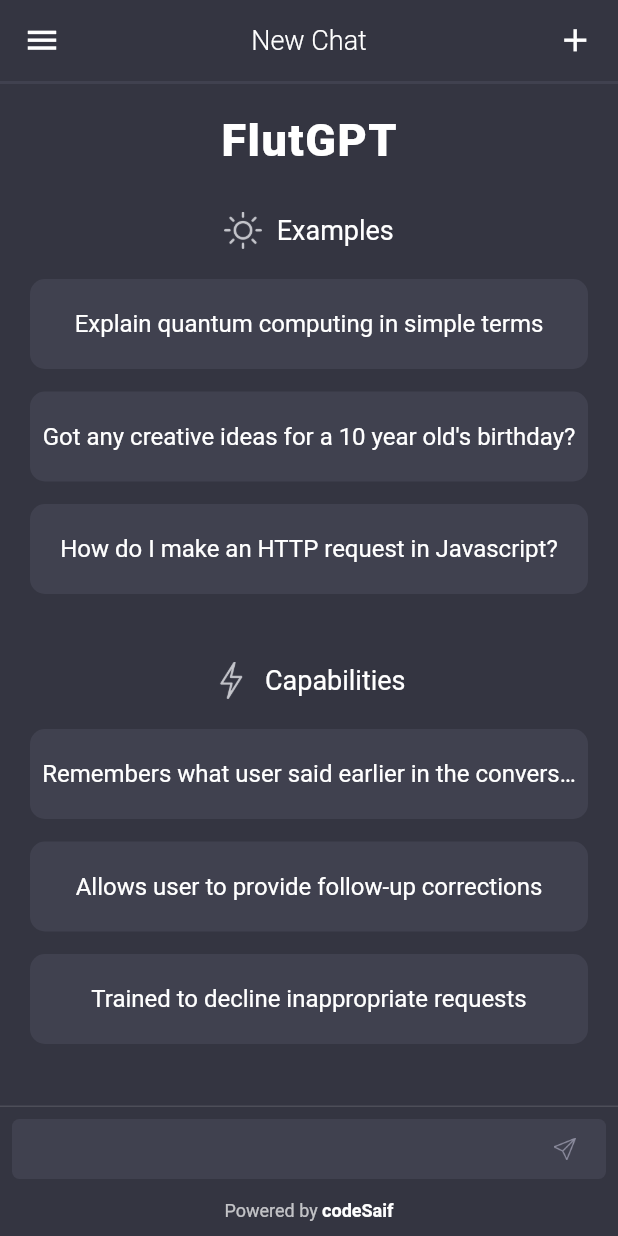
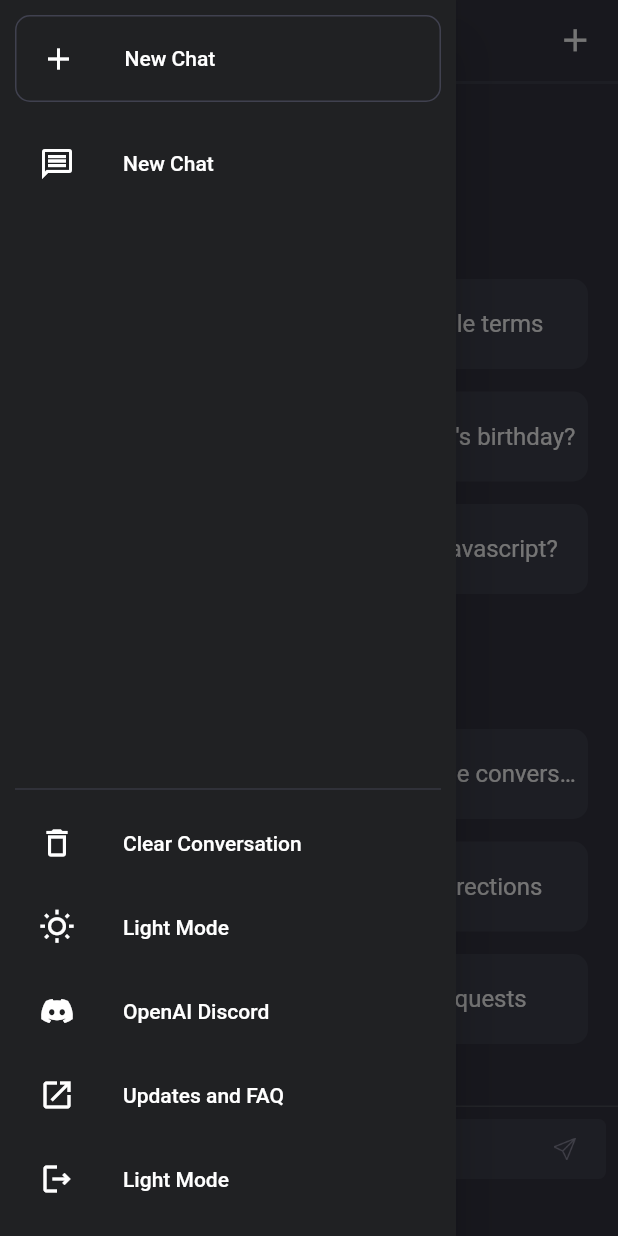
Before and after one commit to beSaif/FlutGPT, a Flutter app: the screen it shows after launch, with the side drawer open (before the commit the screen has no drawer), on a phone screen of 412 x 824 dp. Run offline on Flutter 3.47's test engine with Material 2 defaults, Android fonts, the light colour scheme and no system bars; our stand-ins replace flutter_chat_types, flutter_chat_ui, google_fonts.

Commit message:
Added Drawer

```diff
--- /dev/null
+++ b/lib/views/home_view/components/app_drawer.dart
@@ -0,0 +1,76 @@
+import 'package:flutgpt/config/pallete.dart';
+import 'package:flutter/material.dart';
+
+Drawer appDrawer() {
+  return Drawer(
+    backgroundColor: const Color(0xff202123),
+    child: Padding(
+      padding: const EdgeInsets.all(10),
+      child: Column(
+        mainAxisAlignment: MainAxisAlignment.spaceBetween,
+        children: <Widget>[
+          Column(
+            children: [
+              Padding(
+                padding: const EdgeInsets.only(bottom: 13.0),
+                child: Container(
+                  decoration: BoxDecoration(
+                    borderRadius: BorderRadius.circular(10),
+                    border: Border.all(color: activeColor),
+                  ),
+                  child: const ListTile(
+                    leading: Icon(Icons.add),
+                    title: Text('New Chat'),
+                  ),
+                ),
+              ),
+              const ListTile(
+                leading: Icon(
+                  Icons.message_outlined,
+                ),
+                title: Text('New Chat'),
+              ),
+            ],
+          ),
+          Column(
+            children: [
+              Divider(
+                color: activeColor,
+              ),
+              const ListTile(
+                leading: Icon(
+                  Icons.delete_outline,
+                ),
+                title: Text('Clear Conversation'),
+              ),
+              const ListTile(
+                leading: Icon(
+                  Icons.wb_sunny_outlined,
+                ),
+                title: Text('Light Mode'),
+              ),
+              const ListTile(
+                leading: Icon(
+                  Icons.discord,
+                ),
+                title: Text('OpenAI Discord'),
+              ),
+              const ListTile(
+                leading: Icon(
+                  Icons.open_in_new,
+                ),
+                title: Text('Updates and FAQ'),
+              ),
+              const ListTile(
+                leading: Icon(
+                  Icons.logout_outlined,
+                ),
+                title: Text('Light Mode'),
+              ),
+            ],
+          )
+        ],
+      ),
+    ),
+  );
+}
--- /dev/null
+++ b/lib/views/home_view/components/appbar.dart
@@ -0,0 +1,45 @@
+import 'package:flutgpt/config/pallete.dart';
+import 'package:flutter/material.dart';
+import 'package:google_fonts/google_fonts.dart';
+
+AppBar appBar() {
+  return AppBar(
+    backgroundColor: primaryColor,
+    bottom: PreferredSize(
+      preferredSize: const Size.fromHeight(0),
+      child: Container(
+        color: activeColor,
+        height: 2,
+      ),
+    ),
+    elevation: 0,
+    // leading: GestureDetector(
+    //   onTap: () {},
+    //   child: const Icon(
+    //     Icons.menu,
+    //     size: 25,
+    //     color: Colors.white,
+    //   ),
+    // ),
+    title: Text(
+      'New Chat',
+      style: GoogleFonts.roboto(
+        fontSize: 18,
+        fontWeight: FontWeight.w300,
+      ),
+    ),
+    centerTitle: true,
+    titleSpacing: 0,
+    actions: [
+      GestureDetector(
+        onTap: () {},
+        child: const Icon(
+          Icons.add,
+          size: 25,
+          color: Colors.white,
+        ),
+      ),
+      const SizedBox(width: 16),
+    ],
+  );
+}
--- a/lib/views/home_view/components/home_view_body.dart
+++ b/lib/views/home_view/components/home_view_body.dart
@@ -5,7 +5,6 @@ import 'package:flutgpt/views/home_view/components/empty_state.dart';
 import 'package:flutter/material.dart';
 import 'package:flutter_chat_types/flutter_chat_types.dart' as types;
 import 'package:flutter_chat_ui/flutter_chat_ui.dart';
-import 'package:flutter/cupertino.dart';
 import 'package:google_fonts/google_fonts.dart';
 
 class HomeViewBody extends StatefulWidget {
@@ -32,7 +31,7 @@ class _HomeViewBodyState extends State<HomeViewBody> {
   }
 
   Column customChatInput() {
-    TextEditingController _controller = TextEditingController();
+    TextEditingController controller = TextEditingController();
     return Column(
       children: [
         const Divider(
@@ -57,7 +56,7 @@ class _HomeViewBodyState extends State<HomeViewBody> {
                       onSubmitted: (value) {
                         _handleSendPressed(types.PartialText(text: value));
                       },
-                      controller: _controller,
+                      controller: controller,
                       cursorColor: Colors.white,
                       cursorRadius: const Radius.circular(5),
                       decoration: const InputDecoration(
@@ -69,9 +68,9 @@ class _HomeViewBodyState extends State<HomeViewBody> {
                 const SizedBox(width: 8.0),
                 GestureDetector(
                   onTap: () {
-                    if (_controller.text.isNotEmpty) {
+                    if (controller.text.isNotEmpty) {
                       _handleSendPressed(
-                          types.PartialText(text: _controller.text));
+                          types.PartialText(text: controller.text));
                     }
                   },
                   child: SizedBox(
--- a/lib/views/home_view/home_view.dart
+++ b/lib/views/home_view/home_view.dart
@@ -1,7 +1,7 @@
-import 'package:flutgpt/config/pallete.dart';
+import 'package:flutgpt/views/home_view/components/app_drawer.dart';
+import 'package:flutgpt/views/home_view/components/appbar.dart';
 import 'package:flutgpt/views/home_view/components/home_view_body.dart';
 import 'package:flutter/material.dart';
-import 'package:google_fonts/google_fonts.dart';
 
 class HomeView extends StatefulWidget {
   const HomeView({super.key});
@@ -14,49 +14,8 @@ class _HomeViewState extends State<HomeView> {
   @override
   Widget build(BuildContext context) {
     return SafeArea(
-      child: Scaffold(appBar: appBar(), body: const HomeViewBody()),
-    );
-  }
-
-  AppBar appBar() {
-    return AppBar(
-      backgroundColor: primaryColor,
-      bottom: PreferredSize(
-        preferredSize: const Size.fromHeight(0),
-        child: Container(
-          color: activeColor,
-          height: 2,
-        ),
-      ),
-      elevation: 0,
-      leading: GestureDetector(
-        onTap: () {},
-        child: const Icon(
-          Icons.menu,
-          size: 25,
-          color: Colors.white,
-        ),
-      ),
-      title: Text(
-        'New Chat',
-        style: GoogleFonts.roboto(
-          fontSize: 18,
-          fontWeight: FontWeight.w300,
-        ),
-      ),
-      centerTitle: true,
-      titleSpacing: 0,
-      actions: [
-        GestureDetector(
-          onTap: () {},
-          child: const Icon(
-            Icons.add,
-            size: 25,
-            color: Colors.white,
-          ),
-        ),
-        const SizedBox(width: 16),
-      ],
+      child: Scaffold(
+          appBar: appBar(), drawer: appDrawer(), body: const HomeViewBody()),
     );
   }
 }
```
